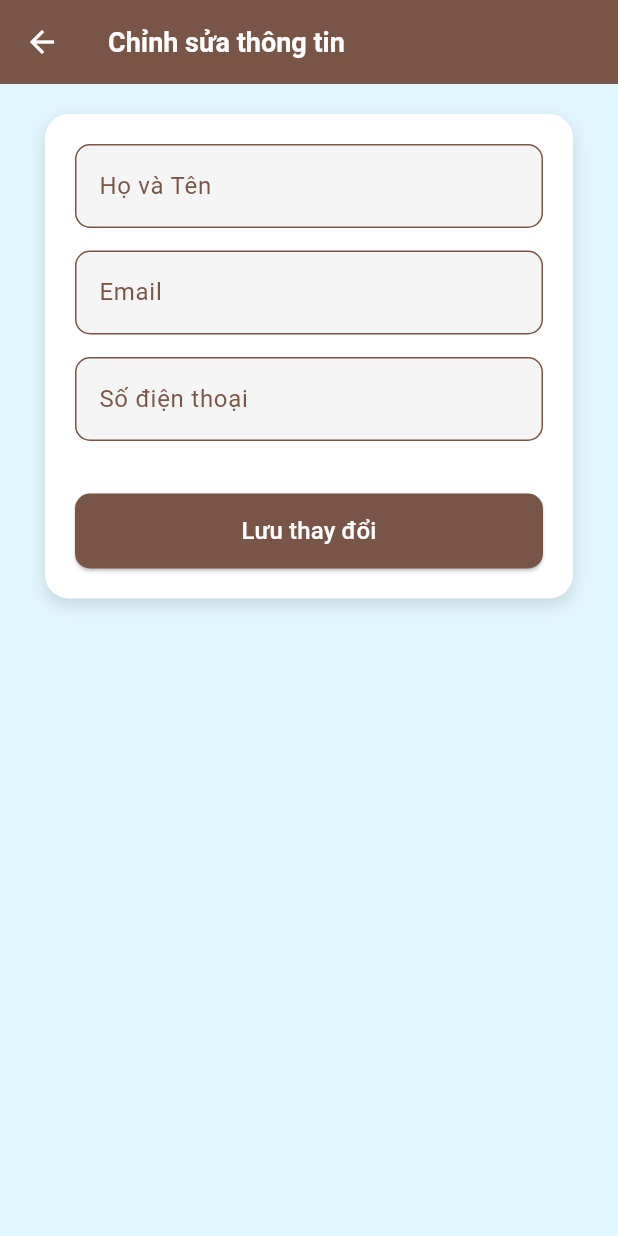
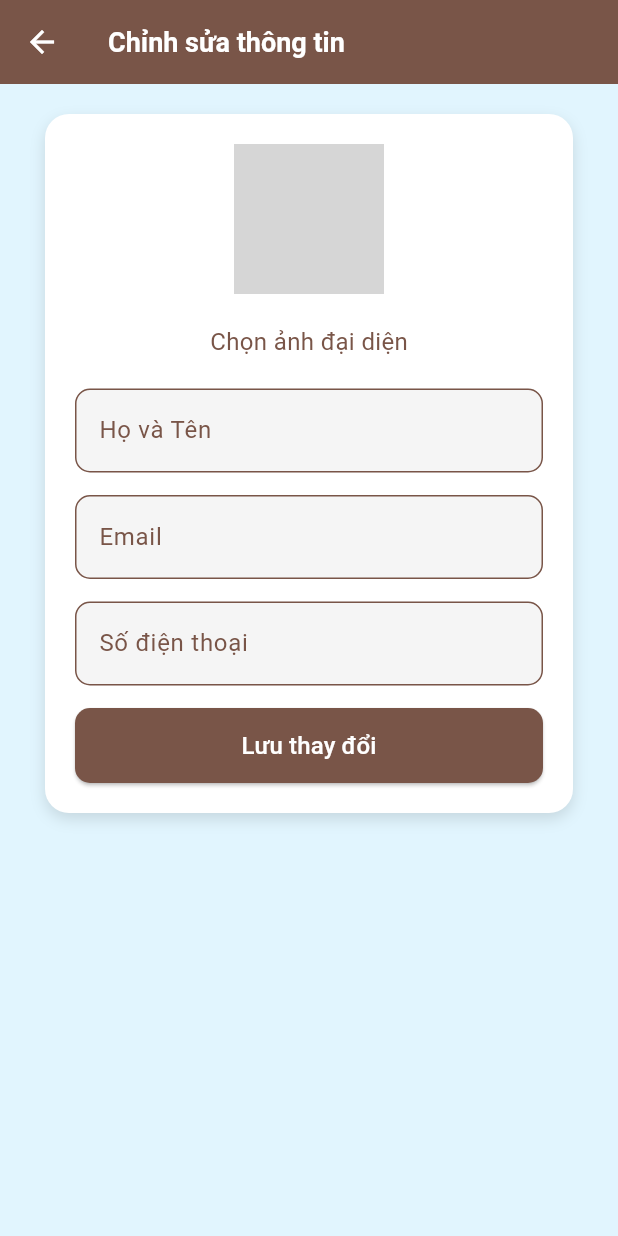
Before and after one commit to hoanganhvu271/hotel_mobile_app, a Flutter app: the EditProfileScreen screen opened directly with empty values, on a phone screen of 412 x 824 dp. Run offline on Flutter 3.47's test engine with Material 3 defaults, Android fonts, the phone set to English and light mode, and no system bars; our stand-ins replace cached_network_image, dartz, dio, dotted_border, firebase_core, firebase_crashlytics and 12 more; missing offline and left inert: syncfusion_flutter_pdfviewer; accounts and stored records are empty; network calls fail; project files that could hold a hidden picture were left out; grey boxes are pictures that could not be loaded.

Commit message:
final quandam

```diff
--- a/lib/features/account/user_update.dart
+++ b/lib/features/account/user_update.dart
@@ -2,19 +2,24 @@ import 'dart:convert';
 import 'package:flutter/material.dart';
 import 'package:http/http.dart' as http;
 import 'package:shared_preferences/shared_preferences.dart';
-
+import 'dart:io';
+import 'package:image_picker/image_picker.dart';
 import '../../common/utils/api_constants.dart';
+import 'dart:typed_data';
 
 class EditProfileScreen extends StatefulWidget {
   final String fullName;
   final String email;
+  final String avatarUrl;
   final String phone;
+
 
   const EditProfileScreen({
     Key? key,
     required this.fullName,
     required this.email,
     required this.phone,
+    required this.avatarUrl,
   }) : super(key: key);
 
   @override
@@ -26,7 +31,10 @@ class _EditProfileScreenState extends State<EditProfileScreen> {
   late final TextEditingController _fullNameController;
   late final TextEditingController _emailController;
   late final TextEditingController _phoneController;
+  late final String avatarUrl = widget.avatarUrl;
   bool _isLoading = false;
+  File? _selectedImage;
+  final ImagePicker _picker = ImagePicker();
 
   @override
   void initState() {
@@ -41,6 +49,25 @@ class _EditProfileScreenState extends State<EditProfileScreen> {
     return prefs.getString('jwt_token');
   }
 
+  Future<void> _pickImage() async {
+    final pickedFile = await _picker.pickImage(source: ImageSource.gallery);
+
+    if (pickedFile != null) {
+      setState(() {
+        _selectedImage = File(pickedFile.path);
+      });
+    }
+  }
+
+  Uint8List? _decodeBase64Image(String? base64String) {
+    if (base64String == null || base64String.isEmpty) return null;
+    try {
+      return base64Decode(base64String);
+    } catch (e) {
+      return null;
+    }
+  }
+
   Future<void> _updateProfile() async {
     if (!_formKey.currentState!.validate()) return;
 
@@ -50,6 +77,15 @@ class _EditProfileScreenState extends State<EditProfileScreen> {
 
     try {
       final token = await _getToken();
+
+      String? base64Image;
+      if (_selectedImage != null) {
+        final bytes = await _selectedImage!.readAsBytes();
+        base64Image = base64Encode(bytes);
+      }
+
+      print('Failed to fetch notifications: ${base64Image}');
+
       final response = await http.put(
         Uri.parse('${ApiConstants.baseUrl}/api/user/update'),
         headers: {
@@ -60,6 +96,7 @@ class _EditProfileScreenState extends State<EditProfileScreen> {
           'fullName': _fullNameController.text,
           'email': _emailController.text,
           'phone': _phoneController.text,
+          'avatarUrl': base64Image, // Add base64 image string here
         }),
       );
 
@@ -88,6 +125,7 @@ class _EditProfileScreenState extends State<EditProfileScreen> {
 
   @override
   Widget build(BuildContext context) {
+    Uint8List? avatarBytes = _decodeBase64Image(avatarUrl); // avatarUrl là chuỗi base64
     return Scaffold(
       backgroundColor: Colors.lightBlue[50],
       appBar: AppBar(
@@ -130,10 +168,30 @@ class _EditProfileScreenState extends State<EditProfileScreen> {
               key: _formKey,
               child: Column(
                 children: [
+                  GestureDetector(
+                    onTap: _pickImage,
+                    child: CircleAvatar(
+                      radius: 50,
+                      backgroundColor: Colors.brown.shade100,
+                      backgroundImage: _selectedImage != null
+                          ? FileImage(_selectedImage!)
+                          : avatarBytes != null
+                          ? MemoryImage(avatarBytes)
+                          : const AssetImage('assets/images/default_avatar.png') as ImageProvider,
+                      child: _selectedImage == null && avatarBytes == null
+                          ? const Icon(Icons.camera_alt, size: 30, color: Colors.brown)
+                          : null,
+                    ),
+                  ),
+                  const SizedBox(height: 20),
+                  const Text(
+                    'Chọn ảnh đại diện',
+                    style: TextStyle(fontSize: 16, color: Colors.brown),
+                  ),
+                  const SizedBox(height: 20),
                   _buildTextField('Họ và Tên', _fullNameController),
                   _buildTextField('Email', _emailController),
                   _buildTextField('Số điện thoại', _phoneController),
-                  const SizedBox(height: 20),
                   ElevatedButton(
                     onPressed: _updateProfile,
                     style: ElevatedButton.styleFrom(
--- a/pubspec.yaml
+++ b/pubspec.yaml
@@ -48,6 +48,7 @@ dependencies:
   share_plus: ^11.0.0
   open_filex: ^4.7.0
 
+
 dev_dependencies:
   flutter_test:
     sdk: flutter
```
Also changed, not shown: lib/features/account/info.dart (+20 -2 lines), pubspec.lock.
